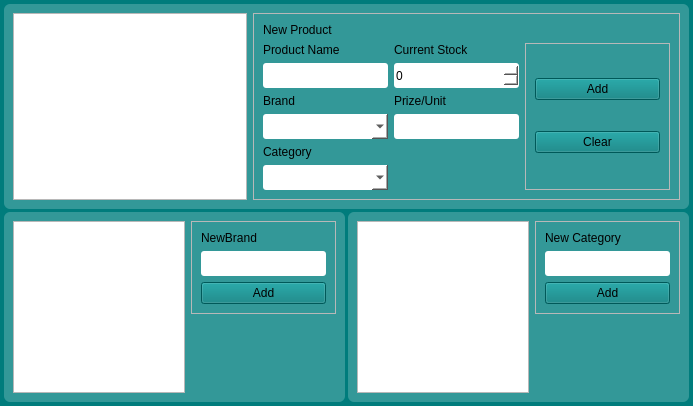
The window that ui/products.ui (sarin32/Supermarket-Inventory-and-Sales-Management-System) describes before a commit, drawn with Qt 5.
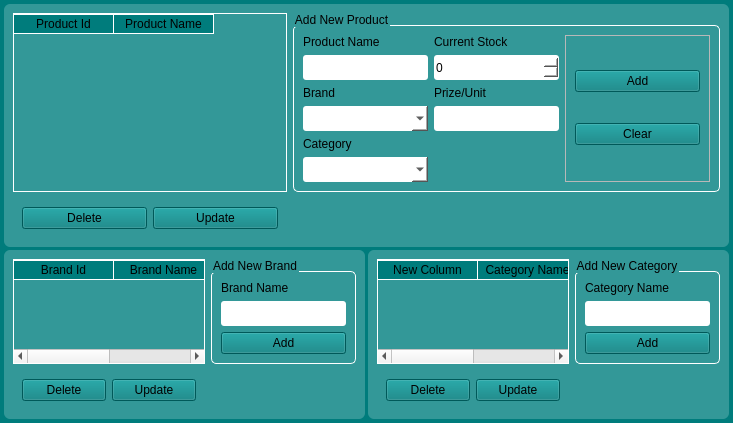
The same window after the commit.

Commit message: backend implemented for purchase widget

Diff of the .ui file:
```diff
--- a/ui/products.ui
+++ b/ui/products.ui
@@ -6,8 +6,8 @@
    <rect>
     <x>0</x>
     <y>0</y>
-    <width>693</width>
-    <height>406</height>
+    <width>717</width>
+    <height>419</height>
    </rect>
   </property>
   <property name="windowTitle">
@@ -41,7 +41,49 @@
 }
 QMessageBox{
 	background-color: rgb(51, 152, 152);
-}</string>
+}
+
+QTableWidget
+{
+	gridline-color: #ffffff;
+	background-color: transparent;
+	border:1px solid rgb(255, 255, 255);
+	font: 13px  &quot;Centular&quot;;
+}
+QHeaderView {
+	background-color: transparent;
+}
+QHeaderView::section {
+	background-color: rgb(0, 124, 124);
+	font: bold 13px  &quot;Centular&quot; ;
+	border-bottom: 1px solid #fff;
+    border-right: 1px solid #fff;
+}
+QHeaderView::section:horizontal
+{
+    border-top: 1px solid #fff;
+}
+QHeaderView::section:vertical
+{
+    border-left: 1px solid #fff;
+}
+QTableWidget::item::selected 
+{
+ Color:#000; 
+ Background: #fff;
+}
+QGroupBox {
+     border: 1px solid #fff;
+     border-radius: 5px;
+     margin-top:12px; 
+font: bold 12px  &quot;Centular&quot;;
+ }
+
+ QGroupBox::title {
+     subcontrol-origin: margin;
+     
+	font: 8pt &quot;MS Sans Serif&quot;;
+ }</string>
   </property>
   <layout class="QGridLayout" name="gridLayout">
    <property name="leftMargin">
@@ -59,6 +101,254 @@
    <property name="spacing">
     <number>3</number>
    </property>
+   <item row="1" column="0">
+    <widget class="QFrame" name="mainframe_2">
+     <property name="frameShape">
+      <enum>QFrame::StyledPanel</enum>
+     </property>
+     <property name="frameShadow">
+      <enum>QFrame::Raised</enum>
+     </property>
+     <layout class="QGridLayout" name="gridLayout_5">
+      <item row="0" column="1" alignment="Qt::AlignTop">
+       <widget class="QGroupBox" name="groupBox_5">
+        <property name="title">
+         <string>Add New Brand</string>
+        </property>
+        <layout class="QGridLayout" name="gridLayout_6">
+         <item row="0" column="0">
+          <widget class="QLabel" name="label">
+           <property name="text">
+            <string>Brand Name</string>
+           </property>
+          </widget>
+         </item>
+         <item row="1" column="0">
+          <widget class="QLineEdit" name="fieldNewBrand">
+           <property name="minimumSize">
+            <size>
+             <width>125</width>
+             <height>25</height>
+            </size>
+           </property>
+           <property name="maximumSize">
+            <size>
+             <width>300</width>
+             <height>25</height>
+            </size>
+           </property>
+          </widget>
+         </item>
+         <item row="2" column="0" alignment="Qt::AlignRight">
+          <widget class="QPushButton" name="buttonAddBrand">
+           <property name="minimumSize">
+            <size>
+             <width>125</width>
+             <height>0</height>
+            </size>
+           </property>
+           <property name="maximumSize">
+            <size>
+             <width>125</width>
+             <height>16777215</height>
+            </size>
+           </property>
+           <property name="cursor">
+            <cursorShape>PointingHandCursor</cursorShape>
+           </property>
+           <property name="text">
+            <string>Add</string>
+           </property>
+          </widget>
+         </item>
+        </layout>
+       </widget>
+      </item>
+      <item row="0" column="0" alignment="Qt::AlignLeft">
+       <widget class="QTableWidget" name="tableBrands">
+        <property name="editTriggers">
+         <set>QAbstractItemView::NoEditTriggers</set>
+        </property>
+        <property name="selectionMode">
+         <enum>QAbstractItemView::SingleSelection</enum>
+        </property>
+        <property name="selectionBehavior">
+         <enum>QAbstractItemView::SelectRows</enum>
+        </property>
+        <attribute name="verticalHeaderVisible">
+         <bool>false</bool>
+        </attribute>
+        <column>
+         <property name="text">
+          <string>Brand Id</string>
+         </property>
+        </column>
+        <column>
+         <property name="text">
+          <string>Brand Name</string>
+         </property>
+        </column>
+       </widget>
+      </item>
+      <item row="1" column="0">
+       <widget class="QFrame" name="horizontalFrame">
+        <layout class="QHBoxLayout" name="horizontalLayout">
+         <item>
+          <widget class="QPushButton" name="buttonDeleteBrand">
+           <property name="maximumSize">
+            <size>
+             <width>125</width>
+             <height>16777215</height>
+            </size>
+           </property>
+           <property name="text">
+            <string>Delete</string>
+           </property>
+          </widget>
+         </item>
+         <item>
+          <widget class="QPushButton" name="buttonUpdateBrand">
+           <property name="maximumSize">
+            <size>
+             <width>125</width>
+             <height>16777215</height>
+            </size>
+           </property>
+           <property name="text">
+            <string>Update</string>
+           </property>
+          </widget>
+         </item>
+        </layout>
+       </widget>
+      </item>
+     </layout>
+    </widget>
+   </item>
+   <item row="1" column="1">
+    <widget class="QFrame" name="mainframe_3">
+     <property name="frameShape">
+      <enum>QFrame::StyledPanel</enum>
+     </property>
+     <property name="frameShadow">
+      <enum>QFrame::Raised</enum>
+     </property>
+     <layout class="QGridLayout" name="gridLayout_7">
+      <item row="0" column="1" alignment="Qt::AlignTop">
+       <widget class="QGroupBox" name="groupBox_6">
+        <property name="title">
+         <string>Add New Category</string>
+        </property>
+        <layout class="QGridLayout" name="gridLayout_8">
+         <item row="0" column="0">
+          <widget class="QLabel" name="label_7">
+           <property name="text">
+            <string>Category Name</string>
+           </property>
+          </widget>
+         </item>
+         <item row="1" column="0">
+          <widget class="QLineEdit" name="fieldNewCategory">
+           <property name="minimumSize">
+            <size>
+             <width>125</width>
+             <height>25</height>
+            </size>
+           </property>
+           <property name="maximumSize">
+            <size>
+             <width>300</width>
+             <height>25</height>
+            </size>
+           </property>
+          </widget>
+         </item>
+         <item row="2" column="0" alignment="Qt::AlignRight">
+          <widget class="QPushButton" name="buttonAddCategory">
+           <property name="minimumSize">
+            <size>
+             <width>125</width>
+             <height>0</height>
+            </size>
+           </property>
+           <property name="maximumSize">
+            <size>
+             <width>125</width>
+             <height>16777215</height>
+            </size>
+           </property>
+           <property name="cursor">
+            <cursorShape>PointingHandCursor</cursorShape>
+           </property>
+           <property name="text">
+            <string>Add</string>
+           </property>
+          </widget>
+         </item>
+        </layout>
+       </widget>
+      </item>
+      <item row="0" column="0" alignment="Qt::AlignLeft">
+       <widget class="QTableWidget" name="tableCategories">
+        <property name="editTriggers">
+         <set>QAbstractItemView::NoEditTriggers</set>
+        </property>
+        <property name="selectionMode">
+         <enum>QAbstractItemView::SingleSelection</enum>
+        </property>
+        <property name="selectionBehavior">
+         <enum>QAbstractItemView::SelectRows</enum>
+        </property>
+        <attribute name="verticalHeaderVisible">
+         <bool>false</bool>
+        </attribute>
+        <column>
+         <property name="text">
+          <string>New Column</string>
+         </property>
+        </column>
+        <column>
+         <property name="text">
+          <string>Category Name</string>
+         </property>
+        </column>
+       </widget>
+      </item>
+      <item row="1" column="0">
+       <widget class="QFrame" name="horizontalFrame">
+        <layout class="QHBoxLayout" name="horizontalLayout_2">
+         <item>
+          <widget class="QPushButton" name="buttonDeleteCategory">
+           <property name="maximumSize">
+            <size>
+             <width>125</width>
+             <height>16777215</height>
+            </size>
+           </property>
+           <property name="text">
+            <string>Delete</string>
+           </property>
+          </widget>
+         </item>
+         <item>
+          <widget class="QPushButton" name="buttonUpdateCategory">
+           <property name="maximumSize">
+            <size>
+             <width>125</width>
+             <height>16777215</height>
+            </size>
+           </property>
+           <property name="text">
+            <string>Update</string>
+           </property>
+          </widget>
+         </item>
+        </layout>
+       </widget>
+      </item>
+     </layout>
+    </widget>
+   </item>
    <item row="0" column="0" colspan="2">
     <widget class="QFrame" name="mainframe_1">
      <property name="frameShape">
@@ -68,37 +358,128 @@
       <enum>QFrame::Raised</enum>
      </property>
      <layout class="QGridLayout" name="gridLayout_2">
-      <item row="0" column="1">
-       <widget class="QFrame" name="frame_4">
-        <property name="frameShape">
-         <enum>QFrame::StyledPanel</enum>
-        </property>
-        <property name="frameShadow">
-         <enum>QFrame::Raised</enum>
+      <item row="2" column="4">
+       <widget class="QGroupBox" name="groupBox_4">
+        <property name="title">
+         <string>Add New Product</string>
         </property>
         <layout class="QGridLayout" name="gridLayout_3">
-         <item row="0" column="0" colspan="3">
-          <widget class="QLabel" name="h_1">
+         <item row="0" column="1">
+          <widget class="QLabel" name="label_5">
            <property name="text">
-            <string>New Product</string>
+            <string>Current Stock</string>
            </property>
           </widget>
          </item>
-         <item row="1" column="0">
+         <item row="0" column="0">
           <widget class="QLabel" name="label_2">
            <property name="text">
             <string>Product Name</string>
            </property>
           </widget>
          </item>
+         <item row="2" column="0">
+          <widget class="QLabel" name="label_3">
+           <property name="text">
+            <string>Brand</string>
+           </property>
+          </widget>
+         </item>
+         <item row="1" column="0">
+          <widget class="QLineEdit" name="fieldName">
+           <property name="minimumSize">
+            <size>
+             <width>125</width>
+             <height>25</height>
+            </size>
+           </property>
+           <property name="maximumSize">
+            <size>
+             <width>300</width>
+             <height>25</height>
+            </size>
+           </property>
+          </widget>
+         </item>
          <item row="1" column="1">
-          <widget class="QLabel" name="label_5">
+          <widget class="QSpinBox" name="fieldStock">
+           <property name="minimumSize">
+            <size>
+             <width>125</width>
+             <height>25</height>
+            </size>
+           </property>
+           <property name="maximumSize">
+            <size>
+             <width>300</width>
+             <height>25</height>
+            </size>
+           </property>
+          </widget>
+         </item>
+         <item row="5" column="0">
+          <widget class="QComboBox" name="fieldCategory">
+           <property name="minimumSize">
+            <size>
+             <width>125</width>
+             <height>25</height>
+            </size>
+           </property>
+           <property name="maximumSize">
+            <size>
+             <width>300</width>
+             <height>25</height>
+            </size>
+           </property>
+          </widget>
+         </item>
+         <item row="4" column="0">
+          <widget class="QLabel" name="label_4">
            <property name="text">
-            <string>Current Stock</string>
+            <string>Category</string>
            </property>
           </widget>
          </item>
-         <item row="1" column="2" rowspan="6" alignment="Qt::AlignLeft">
+         <item row="3" column="0">
+          <widget class="QComboBox" name="fieldBrand">
+           <property name="minimumSize">
+            <size>
+             <width>125</width>
+             <height>25</height>
+            </size>
+           </property>
+           <property name="maximumSize">
+            <size>
+             <width>300</width>
+             <height>25</height>
+            </size>
+           </property>
+          </widget>
+         </item>
+         <item row="3" column="1">
+          <widget class="QLineEdit" name="fieldPrize">
+           <property name="minimumSize">
+            <size>
+             <width>125</width>
+             <height>25</height>
+            </size>
+           </property>
+           <property name="maximumSize">
+            <size>
+             <width>300</width>
+             <height>25</height>
+            </size>
+           </property>
+          </widget>
+         </item>
+         <item row="2" column="1">
+          <widget class="QLabel" name="label_6">
+           <property name="text">
+            <string>Prize/Unit</string>
+           </property>
+          </widget>
+         </item>
+         <item row="0" column="2" rowspan="6">
           <widget class="QFrame" name="frame_7">
            <property name="frameShape">
             <enum>QFrame::StyledPanel</enum>
@@ -121,6 +502,9 @@
                 <height>16777215</height>
                </size>
               </property>
+              <property name="cursor">
+               <cursorShape>PointingHandCursor</cursorShape>
+              </property>
               <property name="text">
                <string>Add</string>
               </property>
@@ -140,6 +524,9 @@
                 <height>16777215</height>
                </size>
               </property>
+              <property name="cursor">
+               <cursorShape>PointingHandCursor</cursorShape>
+              </property>
               <property name="text">
                <string>Clear</string>
               </property>
@@ -148,173 +535,46 @@
            </layout>
           </widget>
          </item>
-         <item row="2" column="0">
-          <widget class="QLineEdit" name="fieldName">
-           <property name="minimumSize">
-            <size>
-             <width>125</width>
-             <height>25</height>
-            </size>
-           </property>
-           <property name="maximumSize">
-            <size>
-             <width>300</width>
-             <height>25</height>
-            </size>
-           </property>
-          </widget>
-         </item>
-         <item row="2" column="1">
-          <widget class="QSpinBox" name="fieldStock">
-           <property name="minimumSize">
-            <size>
-             <width>125</width>
-             <height>25</height>
-            </size>
-           </property>
-           <property name="maximumSize">
-            <size>
-             <width>300</width>
-             <height>25</height>
-            </size>
-           </property>
-          </widget>
-         </item>
-         <item row="3" column="0">
-          <widget class="QLabel" name="label_3">
-           <property name="text">
-            <string>Brand</string>
-           </property>
-          </widget>
-         </item>
-         <item row="3" column="1">
-          <widget class="QLabel" name="label_6">
-           <property name="text">
-            <string>Prize/Unit</string>
-           </property>
-          </widget>
-         </item>
-         <item row="4" column="0">
-          <widget class="QComboBox" name="fieldBrand">
-           <property name="minimumSize">
-            <size>
-             <width>125</width>
-             <height>25</height>
-            </size>
-           </property>
-           <property name="maximumSize">
-            <size>
-             <width>300</width>
-             <height>25</height>
-            </size>
-           </property>
-          </widget>
-         </item>
-         <item row="4" column="1">
-          <widget class="QLineEdit" name="fieldPrize">
-           <property name="minimumSize">
-            <size>
-             <width>125</width>
-             <height>25</height>
-            </size>
-           </property>
-           <property name="maximumSize">
-            <size>
-             <width>300</width>
-             <height>25</height>
-            </size>
-           </property>
-          </widget>
-         </item>
-         <item row="5" column="0">
-          <widget class="QLabel" name="label_4">
-           <property name="text">
-            <string>Category</string>
-           </property>
-          </widget>
-         </item>
-         <item row="6" column="0">
-          <widget class="QComboBox" name="fieldCategory">
-           <property name="minimumSize">
-            <size>
-             <width>125</width>
-             <height>25</height>
-            </size>
-           </property>
-           <property name="maximumSize">
-            <size>
-             <width>300</width>
-             <height>25</height>
-            </size>
-           </property>
-          </widget>
-         </item>
         </layout>
        </widget>
       </item>
-      <item row="0" column="0" alignment="Qt::AlignLeft">
+      <item row="2" column="0">
        <widget class="QTableWidget" name="tableProducts">
-        <attribute name="verticalHeaderVisible">
+        <property name="editTriggers">
+         <set>QAbstractItemView::NoEditTriggers</set>
+        </property>
+        <property name="selectionMode">
+         <enum>QAbstractItemView::SingleSelection</enum>
+        </property>
+        <property name="selectionBehavior">
+         <enum>QAbstractItemView::SelectRows</enum>
+        </property>
+        <property name="wordWrap">
          <bool>false</bool>
-        </attribute>
-       </widget>
-      </item>
-     </layout>
-    </widget>
-   </item>
-   <item row="1" column="0">
-    <widget class="QFrame" name="mainframe_2">
-     <property name="frameShape">
-      <enum>QFrame::StyledPanel</enum>
-     </property>
-     <property name="frameShadow">
-      <enum>QFrame::Raised</enum>
-     </property>
-     <layout class="QGridLayout" name="gridLayout_5">
-      <item row="0" column="0" alignment="Qt::AlignLeft">
-       <widget class="QTableWidget" name="tableBrands">
+        </property>
         <attribute name="verticalHeaderVisible">
          <bool>false</bool>
         </attribute>
+        <column>
+         <property name="text">
+          <string>Product Id</string>
+         </property>
+        </column>
+        <column>
+         <property name="text">
+          <string>Product Name</string>
+         </property>
+        </column>
        </widget>
       </item>
-      <item row="0" column="1" alignment="Qt::AlignTop">
-       <widget class="QFrame" name="frame_5">
-        <property name="frameShape">
-         <enum>QFrame::StyledPanel</enum>
-        </property>
-        <property name="frameShadow">
-         <enum>QFrame::Raised</enum>
-        </property>
-        <layout class="QGridLayout" name="gridLayout_6">
-         <item row="0" column="0">
-          <widget class="QLabel" name="h_2">
-           <property name="text">
-            <string>NewBrand</string>
-           </property>
-          </widget>
-         </item>
-         <item row="1" column="0">
-          <widget class="QLineEdit" name="fieldNewBrand">
+      <item row="3" column="0" alignment="Qt::AlignRight">
+       <widget class="QFrame" name="horizontalFrame">
+        <layout class="QHBoxLayout" name="horizontalLayout_4">
+         <item>
+          <widget class="QPushButton" name="buttoDeleteProduct">
            <property name="minimumSize">
             <size>
              <width>125</width>
-             <height>25</height>
-            </size>
-           </property>
-           <property name="maximumSize">
-            <size>
-             <width>300</width>
-             <height>25</height>
-            </size>
-           </property>
-          </widget>
-         </item>
-         <item row="2" column="0" alignment="Qt::AlignRight">
-          <widget class="QPushButton" name="buttonAddBrand">
-           <property name="minimumSize">
-            <size>
-             <width>125</width>
              <height>0</height>
             </size>
            </property>
@@ -325,69 +585,15 @@
             </size>
            </property>
            <property name="text">
-            <string>Add</string>
+            <string>Delete</string>
            </property>
           </widget>
          </item>
-        </layout>
-       </widget>
-      </item>
-     </layout>
-    </widget>
-   </item>
-   <item row="1" column="1">
-    <widget class="QFrame" name="mainframe_3">
-     <property name="frameShape">
-      <enum>QFrame::StyledPanel</enum>
-     </property>
-     <property name="frameShadow">
-      <enum>QFrame::Raised</enum>
-     </property>
-     <layout class="QGridLayout" name="gridLayout_7">
-      <item row="0" column="0" alignment="Qt::AlignLeft">
-       <widget class="QTableWidget" name="tableCategories">
-        <attribute name="verticalHeaderVisible">
-         <bool>false</bool>
-        </attribute>
-       </widget>
-      </item>
-      <item row="0" column="1" alignment="Qt::AlignTop">
-       <widget class="QFrame" name="frame_6">
-        <property name="frameShape">
-         <enum>QFrame::StyledPanel</enum>
-        </property>
-        <property name="frameShadow">
-         <enum>QFrame::Raised</enum>
-        </property>
-        <layout class="QGridLayout" name="gridLayout_8">
-         <item row="0" column="0">
-          <widget class="QLabel" name="h_3">
-           <property name="text">
-            <string>New Category</string>
-           </property>
-          </widget>
-         </item>
-         <item row="1" column="0">
-          <widget class="QLineEdit" name="fieldNewCategory">
+         <item>
+          <widget class="QPushButton" name="buttonUpdateProduct">
            <property name="minimumSize">
             <size>
              <width>125</width>
-             <height>25</height>
-            </size>
-           </property>
-           <property name="maximumSize">
-            <size>
-             <width>300</width>
-             <height>25</height>
-            </size>
-           </property>
-          </widget>
-         </item>
-         <item row="2" column="0" alignment="Qt::AlignRight">
-          <widget class="QPushButton" name="buttonAddCategory">
-           <property name="minimumSize">
-            <size>
-             <width>125</width>
              <height>0</height>
             </size>
            </property>
@@ -398,7 +604,7 @@
             </size>
            </property>
            <property name="text">
-            <string>Add</string>
+            <string>Update</string>
            </property>
           </widget>
          </item>
```
The commit also changes 7 other files.
